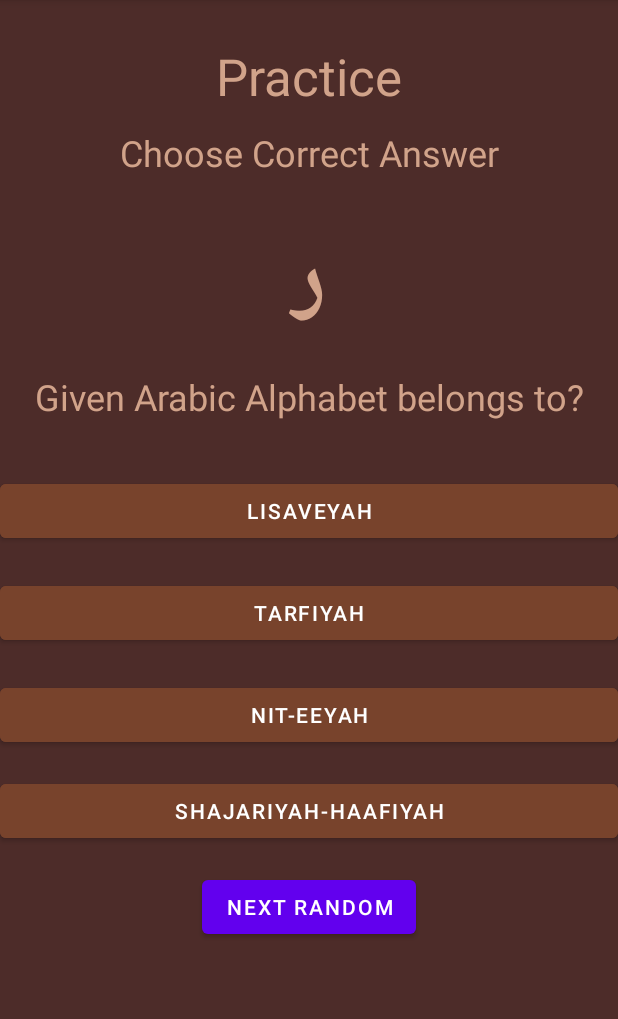
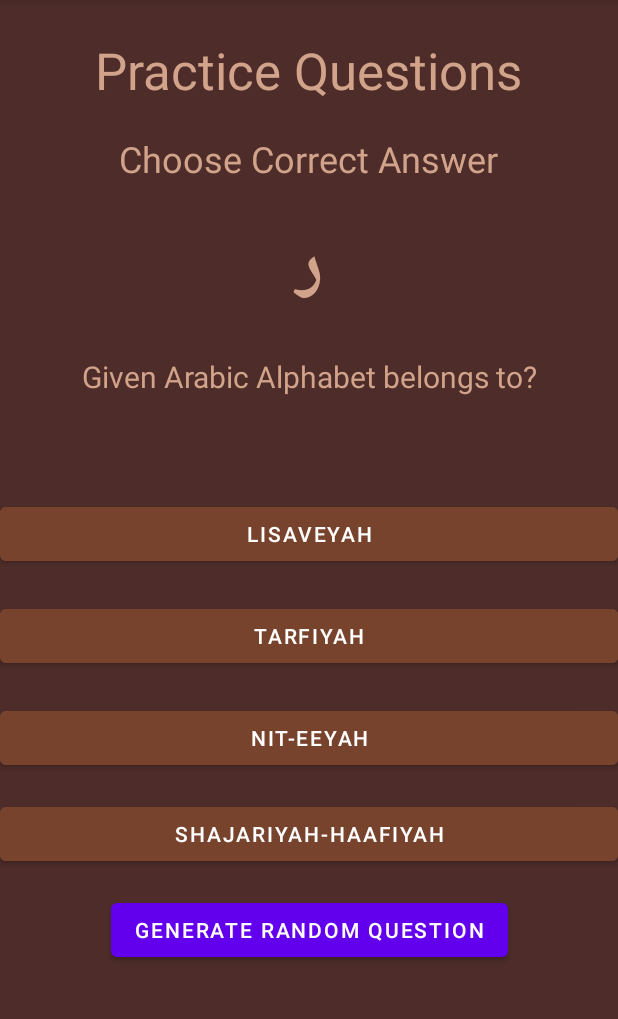
Before and after one commit to AhsanRiaz9/MC-Task3-BCSF18M009, an Android app: the MainActivity3 screen opened directly, with no data from a screen before it, on a phone screen of 412 x 824 dp, the part 84-1103 px from its top. Run offline under Robolectric (Android 15) with nearby library versions, the phone set to English and light mode, and no system bars.

Commit message:
Remove Bugs in Practice Question

```diff
--- a/app/src/main/java/com/example/mc_task3_bcsf18m009/MainActivity3.java
+++ b/app/src/main/java/com/example/mc_task3_bcsf18m009/MainActivity3.java
@@ -1,7 +1,10 @@
 package com.example.mc_task3_bcsf18m009;
+
+import static android.graphics.Color.parseColor;
 
 import androidx.appcompat.app.AppCompatActivity;
 
+import android.graphics.Color;
 import android.os.Bundle;
 import android.view.View;
 import android.widget.Button;
@@ -9,24 +12,38 @@ import android.widget.TextView;
 
 import java.util.Random;
 
-public class MainActivity3 extends AppCompatActivity {
+public class MainActivity3 extends AppCompatActivity implements View.OnClickListener {
 
     Button nextBtn;
-    TextView alphabet;
+    TextView alphabet, correctAns;
     QuestionPool questionPool;
     Question q;
     Button op1,op2,op3,op4;
-
+    int defaultColor;
+    int correctColor;
+    int wrongColor;
+    boolean flag = false;
     @Override
     protected void onCreate(Bundle savedInstanceState) {
         super.onCreate(savedInstanceState);
         setContentView(R.layout.activity_main3);
+        // color initlization
+        defaultColor = parseColor("#78432C");
+        correctColor = parseColor("#0f8425");
+        wrongColor = parseColor("#b71249");
         nextBtn = findViewById(R.id.nextBtn);
         alphabet = findViewById(R.id.arabicLetter);
+        correctAns = findViewById(R.id.correctAns);
         op1 = findViewById(R.id.op1);
         op2 = findViewById(R.id.op2);
         op3 = findViewById(R.id.op3);
         op4 = findViewById(R.id.op4);
+        nextBtn.setOnClickListener(this);
+        op1.setOnClickListener(this);
+        op2.setOnClickListener(this);
+        op3.setOnClickListener(this);
+        op4.setOnClickListener(this);
+
         questionPool = new QuestionPool();
         q = questionPool.getRandomQuestion();
         alphabet.setText(q.letter);
@@ -34,19 +51,6 @@ public class MainActivity3 extends AppCompatActivity {
         op2.setText(q.op2);
         op3.setText(q.op3);
         op4.setText(q.op4);
-
-        nextBtn.setOnClickListener(new View.OnClickListener() {
-            @Override
-            public void onClick(View v)
-            {
-                q = questionPool.getRandomQuestion();
-                alphabet.setText(q.letter);
-                op1.setText(q.op1);
-                op2.setText(q.op2);
-                op3.setText(q.op3);
-                op4.setText(q.op4);
-            }
-        });
     }
 
     public String getRandomOption()
@@ -65,4 +69,78 @@ public class MainActivity3 extends AppCompatActivity {
         return alphabet[index];
     }
 
+    @Override
+    public void onClick(View v)
+    {
+        switch (v.getId())
+        {
+            case R.id.nextBtn:
+                q = questionPool.getRandomQuestion();
+                alphabet.setText(q.letter);
+                op1.setText(q.op1);
+                op2.setText(q.op2);
+                op3.setText(q.op3);
+                op4.setText(q.op4);
+                flag = false;
+                resetColor();
+                correctAns.setText("");
+                break;
+            case R.id.op1:
+                if(flag==false)
+                {
+                    changeBtnColors(op1,isCorrectAnswer(op1.getText().toString()));
+                    correctAns.setText("Correct: " + q.correctOption.toUpperCase());
+                    flag = true;
+                }
+                break;
+            case R.id.op2:
+                if(flag==false)
+                {
+                    changeBtnColors(op2,isCorrectAnswer(op2.getText().toString()));
+                    correctAns.setText("Correct: " + q.correctOption.toUpperCase());
+                    flag = true;
+                }
+                break;
+            case R.id.op3:
+                if(flag==false)
+                {
+                    changeBtnColors(op3,isCorrectAnswer(op3.getText().toString()));
+                    correctAns.setText("Correct: " + q.correctOption.toUpperCase());
+                    flag = true;
+                }
+                break;
+            case R.id.op4:
+                if(flag==false)
+                {
+                    changeBtnColors(op4,isCorrectAnswer(op4.getText().toString()));
+                    correctAns.setText("Correct: " + q.correctOption.toUpperCase());
+                    flag = true;
+                }
+                break;
+        }
+    }
+    void changeBtnColors(Button btn, boolean dec)
+    {
+        if(dec==true)
+        {
+            btn.setBackgroundColor(correctColor);
+        }
+        else
+        {
+            btn.setBackgroundColor(wrongColor);
+        }
+    }
+    void resetColor()
+    {
+        op1.setBackgroundColor(defaultColor);
+        op2.setBackgroundColor(defaultColor);
+        op3.setBackgroundColor(defaultColor);
+        op4.setBackgroundColor(defaultColor);
+    }
+
+    boolean isCorrectAnswer(String ans)
+    {
+        return ans==q.correctOption;
+    }
+
 }
--- a/app/src/main/res/layout/activity_main3.xml
+++ b/app/src/main/res/layout/activity_main3.xml
@@ -11,11 +11,11 @@
         android:id="@+id/arabicLetter"
         android:layout_width="0dp"
         android:layout_height="wrap_content"
-        android:layout_marginTop="20dp"
+        android:layout_marginTop="16dp"
         android:text="ب"
         android:textAlignment="center"
         android:textColor="#D1A38A"
-        android:textSize="60dp"
+        android:textSize="48sp"
         android:textStyle="bold"
         app:layout_constraintEnd_toEndOf="parent"
         app:layout_constraintHorizontal_bias="0.0"
@@ -26,11 +26,12 @@
         android:id="@+id/textView5"
         android:layout_width="wrap_content"
         android:layout_height="wrap_content"
-        android:layout_marginTop="12dp"
+        android:layout_marginTop="20dp"
         android:text="Choose Correct Answer"
         android:textColor="#D1A38A"
         android:textSize="24sp"
         app:layout_constraintEnd_toEndOf="parent"
+        app:layout_constraintHorizontal_bias="0.496"
         app:layout_constraintStart_toStartOf="parent"
         app:layout_constraintTop_toBottomOf="@+id/textView2" />
 
@@ -38,9 +39,9 @@
         android:id="@+id/textView2"
         android:layout_width="wrap_content"
         android:layout_height="wrap_content"
-        android:layout_marginTop="28dp"
+        android:layout_marginTop="24dp"
         android:lineSpacingExtra="24sp"
-        android:text="Practice"
+        android:text="Practice Questions"
         android:textColor="#D1A38A"
         android:textSize="34sp"
         app:layout_constraintEnd_toEndOf="parent"
@@ -51,12 +52,11 @@
         android:id="@+id/textView6"
         android:layout_width="wrap_content"
         android:layout_height="wrap_content"
-        android:layout_marginTop="8dp"
+        android:layout_marginTop="17dp"
         android:text="Given Arabic Alphabet belongs to?"
         android:textColor="#D1A38A"
-        android:textSize="24sp"
+        android:textSize="20sp"
         app:layout_constraintEnd_toEndOf="parent"
-        app:layout_constraintHorizontal_bias="0.504"
         app:layout_constraintStart_toStartOf="parent"
         app:layout_constraintTop_toBottomOf="@+id/arabicLetter" />
 
@@ -64,13 +64,13 @@
         android:id="@+id/op1"
         android:layout_width="0dp"
         android:layout_height="wrap_content"
-        android:layout_marginTop="36dp"
+        android:layout_marginTop="28dp"
         android:backgroundTint="#78432C"
         android:text="Halqiyah"
         app:layout_constraintEnd_toEndOf="parent"
         app:layout_constraintHorizontal_bias="0.0"
         app:layout_constraintStart_toStartOf="parent"
-        app:layout_constraintTop_toBottomOf="@+id/textView6" />
+        app:layout_constraintTop_toBottomOf="@+id/correctAns" />
 
     <Button
         android:id="@+id/op2"
@@ -113,9 +113,22 @@
         android:layout_width="wrap_content"
         android:layout_height="wrap_content"
         android:layout_marginTop="16dp"
-        android:text="Next Random"
+        android:text="Generate Random Question"
         app:layout_constraintEnd_toEndOf="parent"
         app:layout_constraintStart_toStartOf="parent"
         app:layout_constraintTop_toBottomOf="@+id/op4" />
 
+    <TextView
+        android:id="@+id/correctAns"
+        android:layout_width="wrap_content"
+        android:layout_height="wrap_content"
+        android:layout_marginTop="12dp"
+        android:textColor="#D1A38A"
+        android:textSize="20sp"
+        android:textStyle="bold"
+        app:layout_constraintEnd_toEndOf="parent"
+        app:layout_constraintHorizontal_bias="0.498"
+        app:layout_constraintStart_toStartOf="parent"
+        app:layout_constraintTop_toBottomOf="@+id/textView6" />
+
 </androidx.constraintlayout.widget.ConstraintLayout>
```
